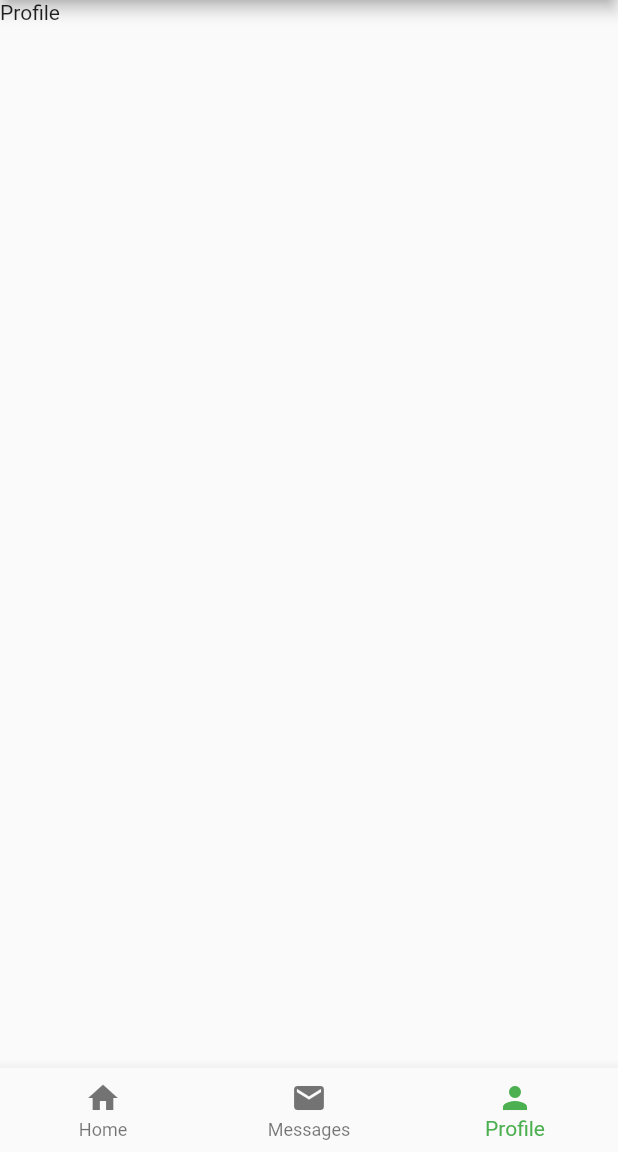
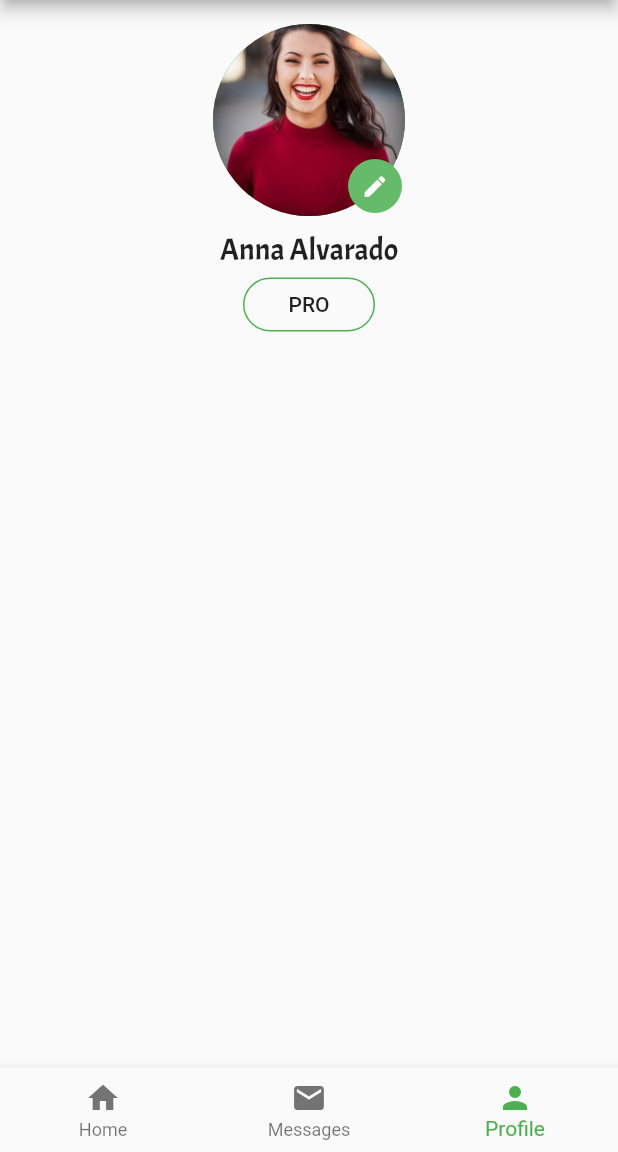
Before and after one commit to sumansta/mheecha, a Flutter app: the screen it shows after launch, item 3 of the bottom bar chosen, on a phone screen of 412 x 824 dp, the part 84-1236 px from its top. Run offline on Flutter 3.47's test engine with Material 2 defaults, Android fonts, the phone set to English and light mode, and no system bars.

Commit message:
Profile Page Design

```diff
--- a/lib/home_widget.dart
+++ b/lib/home_widget.dart
@@ -1,4 +1,5 @@
 import 'package:flutter/material.dart';
+import 'package:mheecha/profile_widget.dart';
 
 class Home extends StatefulWidget {
   @override
@@ -7,10 +8,10 @@ class Home extends StatefulWidget {
 
 class _HomeState extends State<Home> {
   int _currentIndex = 0;
-  static const List<Widget> _children = <Widget>[
+  static List<Widget> _children = <Widget>[
     Text('Home'),
     Text('Messages'),
-    Text('Profile'),
+    new Profile(),
   ];
 
   @override
@@ -18,7 +19,7 @@ class _HomeState extends State<Home> {
     return Scaffold(
       appBar: AppBar(
         title: Image.asset(
-          'images/mheecha_logo.png',
+          'assets/images/mheecha_logo.png',
           height: 48.0,
           width: 36.0,
         ),
--- /dev/null
+++ b/lib/profile_widget.dart
@@ -0,0 +1,95 @@
+import 'package:flutter/material.dart';
+
+class Profile extends StatefulWidget {
+  @override
+  _ProfileState createState() => _ProfileState();
+}
+
+class _ProfileState extends State<Profile> {
+  @override
+  Widget build(BuildContext context) {
+    return Padding(
+      padding: EdgeInsets.all(16.0),
+      child: Column(
+        mainAxisSize: MainAxisSize.min,
+        mainAxisAlignment: MainAxisAlignment.spaceEvenly,
+        crossAxisAlignment: CrossAxisAlignment.center,
+        children: <Widget>[
+          SizedBox(
+            width: double.infinity,
+          ),
+          Stack(
+            children: <Widget>[
+              CircleAvatar(
+                backgroundImage: AssetImage('assets/images/profile.jpeg'),
+                radius: 64.0,
+              ),
+              Positioned(
+                bottom: -4.0,
+                right: -24.0,
+                child: FlatButton(
+                  color: Colors.green[400],
+                  onPressed: () {
+                    showDialog(
+                      context: context,
+                      child: _ProfileFormDialog(),
+                    );
+                  },
+                  shape: CircleBorder(),
+                  child: Icon(
+                    Icons.edit,
+                    color: Colors.white,
+                    size: 18.0,
+                  ),
+                ),
+              )
+            ],
+          ),
+          SizedBox(
+            height: 10.0,
+          ),
+          Text(
+            'Anna Alvarado',
+            style: TextStyle(fontFamily: 'Acme', fontSize: 20.0),
+          ),
+          FlatButton(
+            shape: RoundedRectangleBorder(
+              borderRadius: BorderRadius.circular(18.0),
+              side: BorderSide(color: Colors.green),
+            ),
+            onPressed: () {},
+            child: Text('PRO'),
+          )
+        ],
+      ),
+    );
+  }
+}
+
+Widget _ProfileFormDialog() {
+  return Dialog(
+    shape: RoundedRectangleBorder(borderRadius: BorderRadius.circular(4.0)),
+    child: Padding(
+      padding: EdgeInsets.all(8.0),
+      child: Form(
+        child: Column(
+          mainAxisSize: MainAxisSize.min,
+          children: <Widget>[
+            TextFormField(
+              decoration: const InputDecoration(hintText: 'Name'),
+            ),
+            TextFormField(
+              decoration: const InputDecoration(hintText: 'Email'),
+            ),
+            Container(
+              child: RaisedButton(
+                child: Text('Submit'),
+                onPressed: () {},
+              ),
+            )
+          ],
+        ),
+      ),
+    ),
+  );
+}
--- a/pubspec.yaml
+++ b/pubspec.yaml
@@ -40,7 +40,11 @@ flutter:
   # the material Icons class.
   uses-material-design: true
   assets:
-    - images/
+    - assets/images/
+  fonts:
+    - family: Acme
+      fonts:
+        - asset: assets/fonts/Acme-Regular.ttf
 
   # An image asset can refer to one or more resolution-specific "variants", see
   # https://flutter.dev/assets-and-images/#resolution-aware.
```
Also changed, not shown: assets/fonts/Acme-Regular.ttf (added), assets/images/mheecha_logo.png (renamed from images/mheecha_logo.png), assets/images/profile.jpeg (added).
